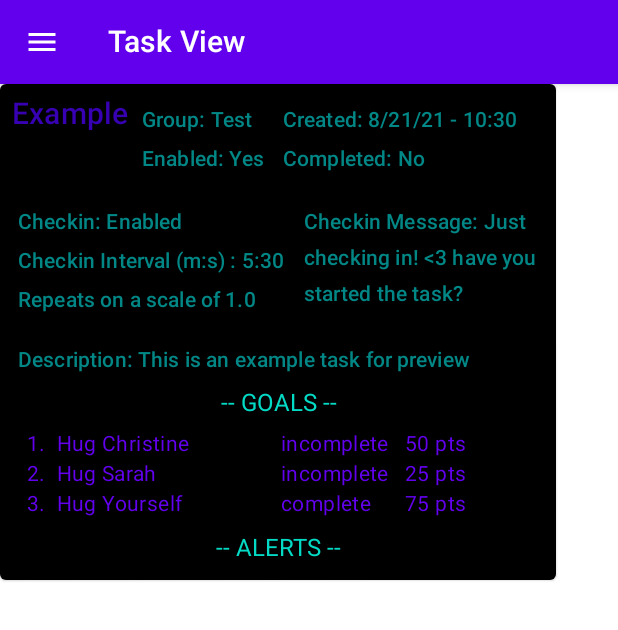
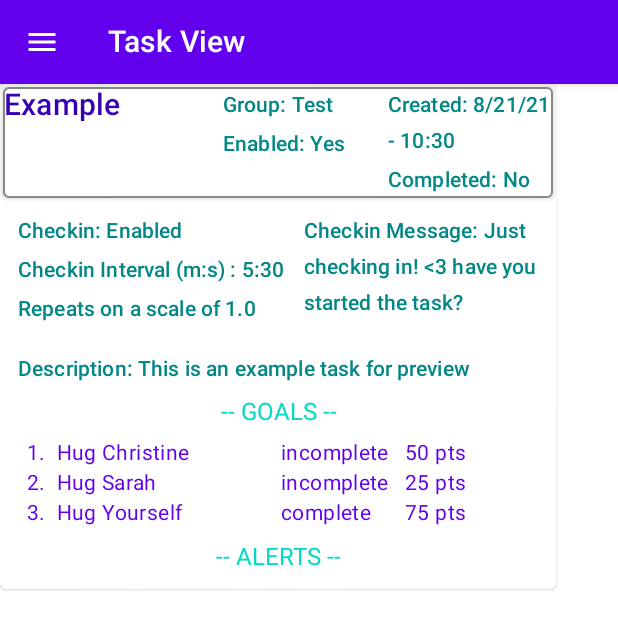
Before and after one commit to Sylvia-Olliff/ADHD-Assistant, an Android app built with Jetpack Compose: the screen it shows after launch (TaskViewActivity), on a phone screen of 412 x 824 dp. Shown: the top 630 px of the screen. Run offline under Robolectric (Android 15) with nearby library versions, the phone set to English and light mode, and no system bars; our stand-ins replace Dagger/Hilt's generated code, Room's generated code.

Commit message:
Slowly shifting UI components to use MaterialTheme components exclusively

```diff
--- a/app/src/main/java/io/github/sylvantitan/adhdassistant/ui/composables/TaskComposables.kt
+++ b/app/src/main/java/io/github/sylvantitan/adhdassistant/ui/composables/TaskComposables.kt
@@ -1,13 +1,14 @@
 package io.github.sylvantitan.adhdassistant.ui.composables
 
+import androidx.compose.foundation.BorderStroke
 import androidx.compose.foundation.layout.*
 import androidx.compose.foundation.lazy.LazyColumn
 import androidx.compose.foundation.lazy.items
-import androidx.compose.material.Card
-import androidx.compose.material.MaterialTheme
-import androidx.compose.material.Text
+import androidx.compose.foundation.shape.RoundedCornerShape
+import androidx.compose.material.*
 import androidx.compose.runtime.Composable
 import androidx.compose.ui.Modifier
+import androidx.compose.ui.graphics.Color
 import androidx.compose.ui.text.style.TextAlign
 import androidx.compose.ui.unit.dp
 import io.github.sylvantitan.adhdassistant.data.models.*
@@ -16,11 +17,9 @@ import java.time.LocalDateTime
 
 @Composable
 fun TaskCard(task: TaskModel) {
-    Card(
-        backgroundColor = MaterialTheme.colors.onSurface
-    ) {
+    Card{
         Column(Modifier.fillMaxWidth(0.9f)) {
-            Row(Modifier.padding(all = 8.dp)) {
+            Row {
                 TaskCardHeader(task = task.task)
             }
             Row(Modifier.padding(start = 8.dp, end = 8.dp, top = 2.dp, bottom = 6.dp)) {
@@ -31,43 +30,36 @@ fun TaskCard(task: TaskModel) {
             }
         }
     }
-//    Column(modifier =
-//    Modifier
-//        .padding(2.dp)
-//        .fillMaxWidth()
-//    ) {
-//        Row(Modifier.padding(all = 8.dp)) {
-//            TaskCardHeader(task = task.task)
-//        }
-//        Row(Modifier.padding(start = 8.dp, end = 8.dp, top = 2.dp, bottom = 6.dp)) {
-//            TaskCardDetails(task = task.task)
-//        }
-//        Row(Modifier.padding(start = 8.dp, end = 8.dp, top = 2.dp, bottom = 6.dp)) {
-//            TaskCardBody(task)
-//        }
-//    }
 }
 
 @Composable
 fun TaskCardHeader(task: TaskEntity) {
+    Surface(
+        modifier = Modifier.padding(start = 2.dp, top = 2.dp, end = 2.dp, bottom = 4.dp),
+        shape = RoundedCornerShape(size = 4.dp),
+        elevation = 2.dp,
+        border = BorderStroke(width = 1.dp, Color.Gray)
+    ) {
+        Row {
+            Column(Modifier.weight(2f, true)) {
                 Text(
                     text = task.name,
                     color = MaterialTheme.colors.primaryVariant,
-        style = MaterialTheme.typography.h6
+                    style = MaterialTheme.typography.h6,
+                    textAlign = TextAlign.Center
                 )
-    Spacer(Modifier.width(4.dp))
-
-    Column(Modifier.padding(all = 4.dp)) {
+            }
+            Column(Modifier.weight(1.5f, true)) {
                 TaskCardText("Group: ${task.group}")
                 Spacer(Modifier.height(2.dp))
                 TaskCardText("Enabled: ${if (task.enabled) { "Yes" } else { "No" } }")
             }
-    Spacer(Modifier.width(4.dp))
-
-    Column(Modifier.padding(all = 4.dp)) {
+            Column(Modifier.weight(1.5f, true)) {
                 TaskCardText("Created: ${task.dateCreated.toFormattedString()}")
                 Spacer(Modifier.height(2.dp))
                 TaskCardText("Completed: ${if (task.completed && task.dateCompleted != null) { task.dateCompleted.toFormattedString() } else { "No" } }")
+            }
+        }
     }
 }
 
```
Lines whose indentation alone changed are shown as unchanged.
